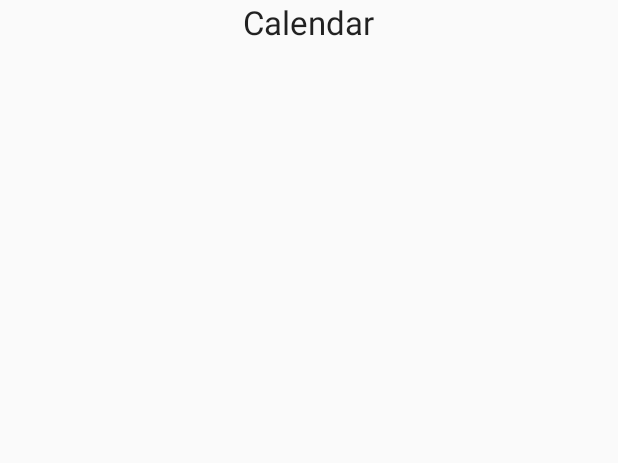
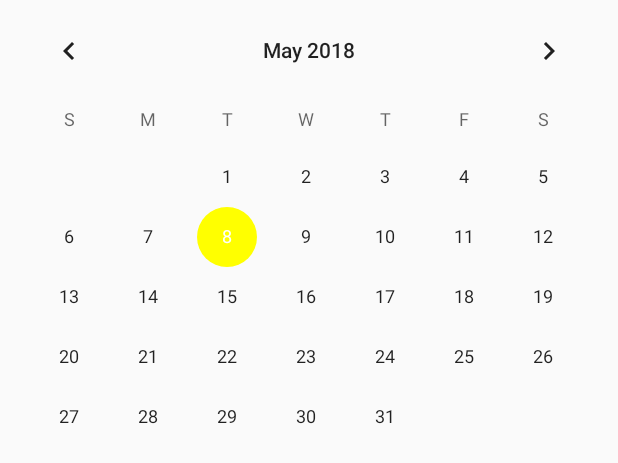
Before and after one commit to EdenPlus/ProjectNavi, an Android app: the layout tab_calendar.xml on its own in the app's theme, with its tools: preview values and no code run, on a phone screen of 412 x 824 dp. Shown: the top 463 px of the screen. Run offline under Robolectric (Android 15) with nearby library versions, the phone set to English and light mode, and no system bars.

Commit message:
More Dynamic Schedule In Prep For Calendar

```diff
--- a/app/src/main/java/justenlosoya/projectnavi/TabSchedule.java
+++ b/app/src/main/java/justenlosoya/projectnavi/TabSchedule.java
@@ -135,6 +135,10 @@ public class TabSchedule extends Fragment {
             tCourse.setText(/*"Course: " + */res.getStringArray(resID)[1]);
             tTeacher.setText(/*"Teacher: " + */res.getStringArray(resID)[2]);
 
+            if (res.getStringArray(schedule)[start].equals("N/A") && res.getStringArray(schedule)[end].equals("N/A")) {
+                tTime.setText("No class today");
+            }
+            else {
                 Date curTime = sdf.parse(myDate);
                 Date timeAt = sdf.parse(res.getStringArray(schedule)[start]);
                 Date timeEnd = sdf.parse(res.getStringArray(schedule)[end]);
@@ -170,6 +174,7 @@ public class TabSchedule extends Fragment {
 
                     tTime.setText("Starts at: " + res.getStringArray(schedule)[start] + " (" + Hours + ":" + Mins + ":" + Secs + ")");
                 }
+            }
         } catch (Exception e) {
             // SCREAM!!!!
         }
--- a/app/src/main/res/layout/tab_calendar.xml
+++ b/app/src/main/res/layout/tab_calendar.xml
@@ -7,13 +7,11 @@
     android:tag="CalendarFragment"
     tools:context="justenlosoya.projectnavi.MainActivity">
 
-    <TextView
-        android:textAppearance="@style/Base.TextAppearance.AppCompat.Large"
-        android:id="@+id/textViewC"
-        android:layout_width="wrap_content"
+    <CalendarView
+        android:id="@+id/calendarView"
+        android:layout_width="match_parent"
         android:layout_height="wrap_content"
-        android:layout_alignParentTop="true"
-        android:layout_centerHorizontal="true"
-        android:text="@string/calendarText" />
+        android:layout_alignParentStart="true"
+        android:layout_alignParentTop="true" />
 
 </RelativeLayout>
```
Also changed, not shown: app/src/main/java/justenlosoya/projectnavi/MainActivity.java (+35 -0 lines), app/src/main/java/justenlosoya/projectnavi/TabCalendar.java (+3 -4 lines), app/src/main/res/values/strings.xml (+60 -0 lines), 14 other files. Lines whose indentation alone changed are shown as unchanged.
